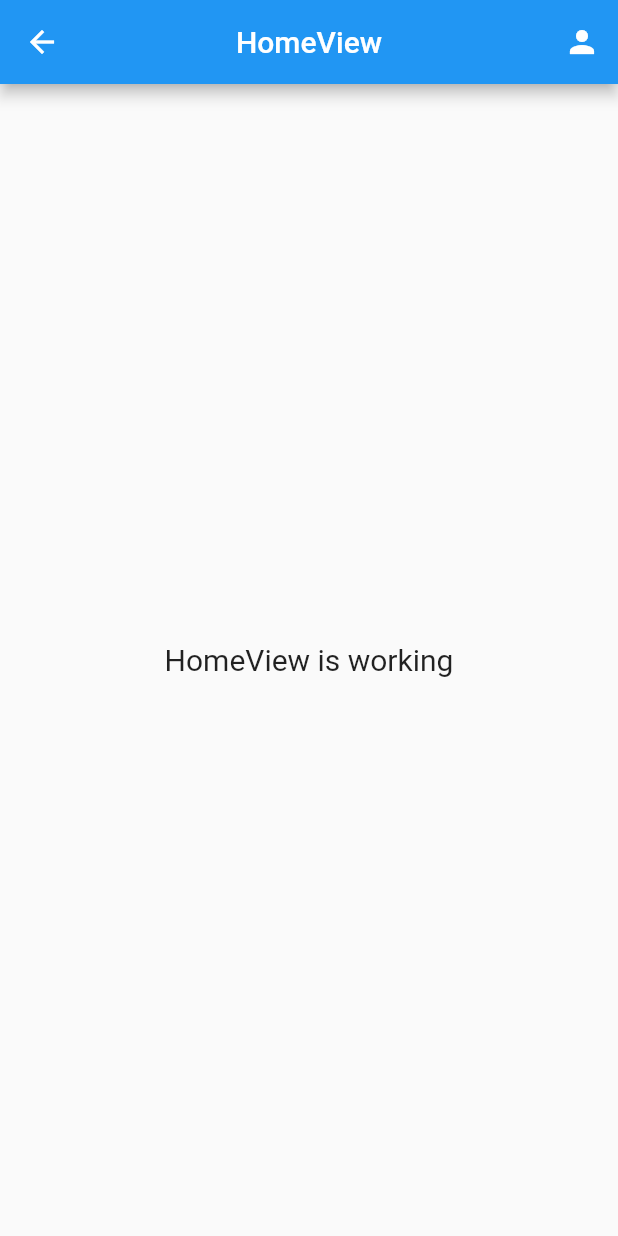
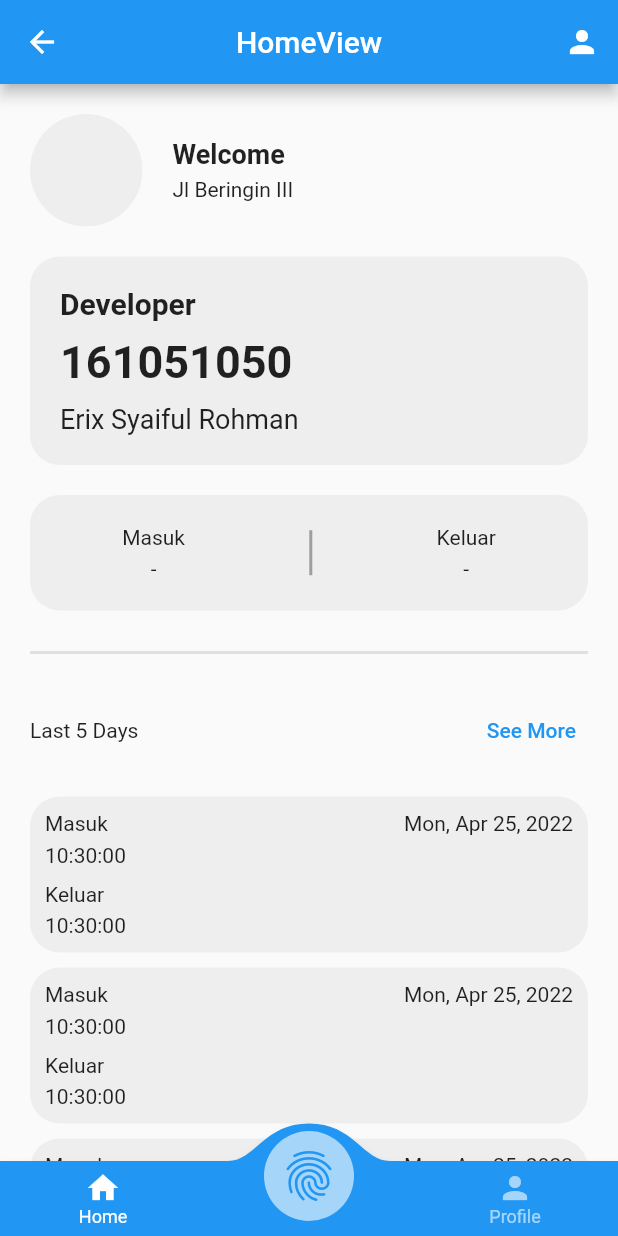
Before and after one commit to erixsyaifulr/flutter-getX-presence-app, a Flutter app: the HomeView screen opened by its route, on a phone screen of 412 x 824 dp. Run offline on Flutter 3.47's test engine with Material 2 defaults, Android fonts, the phone set to English and light mode, and no system bars; drawn by our look-alikes of convex_bottom_bar; our stand-ins replace cloud_firestore, firebase_auth, firebase_core, firebase_storage, get, image_picker; accounts and stored records are empty.

Commit message:
slicing home page view

```diff
--- a/lib/app/modules/home/views/home_view.dart
+++ b/lib/app/modules/home/views/home_view.dart
@@ -1,15 +1,19 @@
+import 'package:convex_bottom_bar/convex_bottom_bar.dart';
 import 'package:flutter/material.dart';
 
 import 'package:get/get.dart';
+import 'package:intl/intl.dart';
+import 'package:presence_app/app/controllers/page_index_controller.dart';
 import 'package:presence_app/app/routes/app_pages.dart';
 
 import '../controllers/home_controller.dart';
 
 class HomeView extends GetView<HomeController> {
+  final pageC = Get.find<PageIndexController>();
   @override
   Widget build(BuildContext context) {
-    return Scaffold(
-      appBar: AppBar(
+    PreferredSizeWidget appBar() {
+      return AppBar(
         title: Text('HomeView'),
         centerTitle: true,
         actions: [
@@ -18,13 +22,195 @@ class HomeView extends GetView<HomeController> {
             onPressed: () => Get.toNamed(Routes.PROFILE),
           ),
         ],
-      ),
-      body: Center(
-        child: Text(
-          'HomeView is working',
-          style: TextStyle(fontSize: 20),
+      );
+    }
+
+    Widget profilePhoto() {
+      return Row(
+        children: [
+          ClipOval(
+            child: Container(
+              width: 75,
+              height: 75,
+              color: Colors.grey[200],
+              // child: Image.network(src),
+            ),
+          ),
+          SizedBox(width: 20),
+          Column(
+            crossAxisAlignment: CrossAxisAlignment.start,
+            children: [
+              Text(
+                "Welcome",
+                style: TextStyle(fontWeight: FontWeight.bold, fontSize: 18),
+              ),
+              SizedBox(height: 5),
+              Text("Jl Beringin III"),
+            ],
+          )
+        ],
+      );
+    }
+
+    Widget profileInformation() {
+      return Container(
+        padding: EdgeInsets.all(20),
+        decoration: BoxDecoration(
+          color: Colors.grey[200],
+          borderRadius: BorderRadius.circular(20),
         ),
-      ),
+        child: Column(
+          crossAxisAlignment: CrossAxisAlignment.start,
+          children: [
+            Text(
+              "Developer",
+              style: TextStyle(
+                fontSize: 20,
+                fontWeight: FontWeight.bold,
+              ),
+            ),
+            SizedBox(height: 10),
+            Text(
+              "161051050",
+              style: TextStyle(
+                fontSize: 30,
+                fontWeight: FontWeight.bold,
+              ),
+            ),
+            SizedBox(height: 10),
+            Text(
+              "Erix Syaiful Rohman",
+              style: TextStyle(
+                fontSize: 18,
+              ),
+            ),
+          ],
+        ),
+      );
+    }
+
+    Widget presenceInformation() {
+      return Container(
+        padding: EdgeInsets.all(20),
+        decoration: BoxDecoration(
+          color: Colors.grey[200],
+          borderRadius: BorderRadius.circular(20),
+        ),
+        child: Row(
+          mainAxisAlignment: MainAxisAlignment.spaceAround,
+          children: [
+            Column(
+              children: [
+                Text("Masuk"),
+                SizedBox(height: 5),
+                Text("-"),
+              ],
+            ),
+            Container(
+              height: 30,
+              width: 2,
+              color: Colors.grey,
+            ),
+            Column(
+              children: [
+                Text("Keluar"),
+                SizedBox(height: 5),
+                Text("-"),
+              ],
+            ),
+          ],
+        ),
+      );
+    }
+
+    Widget presenceHistoryLabel() {
+      return Row(
+        mainAxisAlignment: MainAxisAlignment.spaceBetween,
+        children: [
+          Text("Last 5 Days"),
+          TextButton(
+            onPressed: () {},
+            child: Text("See More"),
+          ),
+        ],
+      );
+    }
+
+    Widget presenceHistory() {
+      return ListView.builder(
+        shrinkWrap: true,
+        physics: NeverScrollableScrollPhysics(),
+        itemCount: 5,
+        itemBuilder: (context, index) {
+          return Container(
+            margin: EdgeInsets.only(bottom: 10),
+            padding: EdgeInsets.all(10),
+            decoration: BoxDecoration(
+              color: Colors.grey[200],
+              borderRadius: BorderRadius.circular(20),
+            ),
+            child: Column(
+              crossAxisAlignment: CrossAxisAlignment.start,
+              children: [
+                Row(
+                  mainAxisAlignment: MainAxisAlignment.spaceBetween,
+                  children: [
+                    Text("Masuk"),
+                    Text("${DateFormat.yMMMEd().format(DateTime.now())}"),
+                  ],
+                ),
+                SizedBox(height: 5),
+                Text("${DateFormat.Hms().format(DateTime.now())}"),
+                SizedBox(height: 10),
+                Text("Keluar"),
+                SizedBox(height: 5),
+                Text("${DateFormat.Hms().format(DateTime.now())}"),
+              ],
+            ),
+          );
+        },
+      );
+    }
+
+    Widget body() {
+      return ListView(
+        padding: EdgeInsets.all(20),
+        children: [
+          profilePhoto(),
+          SizedBox(height: 20),
+          profileInformation(),
+          SizedBox(height: 20),
+          presenceInformation(),
+          SizedBox(height: 20),
+          Divider(
+            color: Colors.grey[300],
+            thickness: 2,
+          ),
+          SizedBox(height: 20),
+          presenceHistoryLabel(),
+          SizedBox(height: 20),
+          presenceHistory(),
+        ],
+      );
+    }
+
+    Widget bottomNavigationBar() {
+      return ConvexAppBar(
+        style: TabStyle.fixedCircle,
+        items: [
+          TabItem(icon: Icons.home, title: 'Home'),
+          TabItem(icon: Icons.fingerprint, title: 'Presence'),
+          TabItem(icon: Icons.person, title: 'Profile'),
+        ],
+        initialActiveIndex: pageC.pageIndex.value,
+        onTap: (int i) => pageC.changePage(i),
+      );
+    }
+
+    return Scaffold(
+      appBar: appBar(),
+      body: body(),
+      bottomNavigationBar: bottomNavigationBar(),
     );
   }
 }
```
